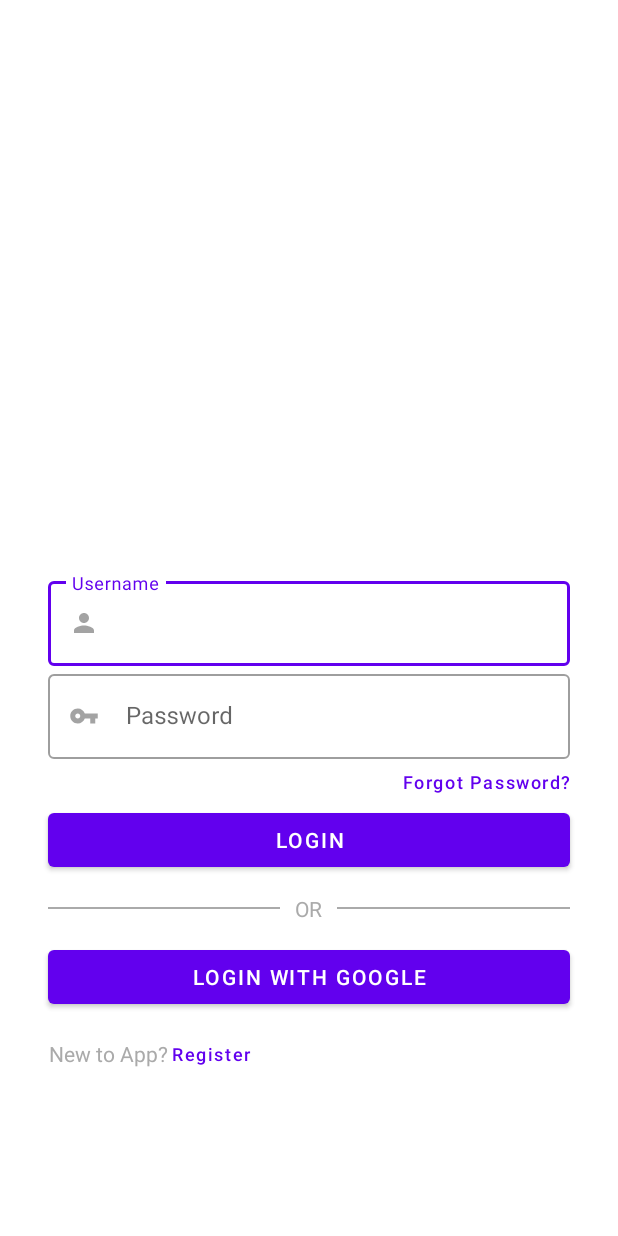
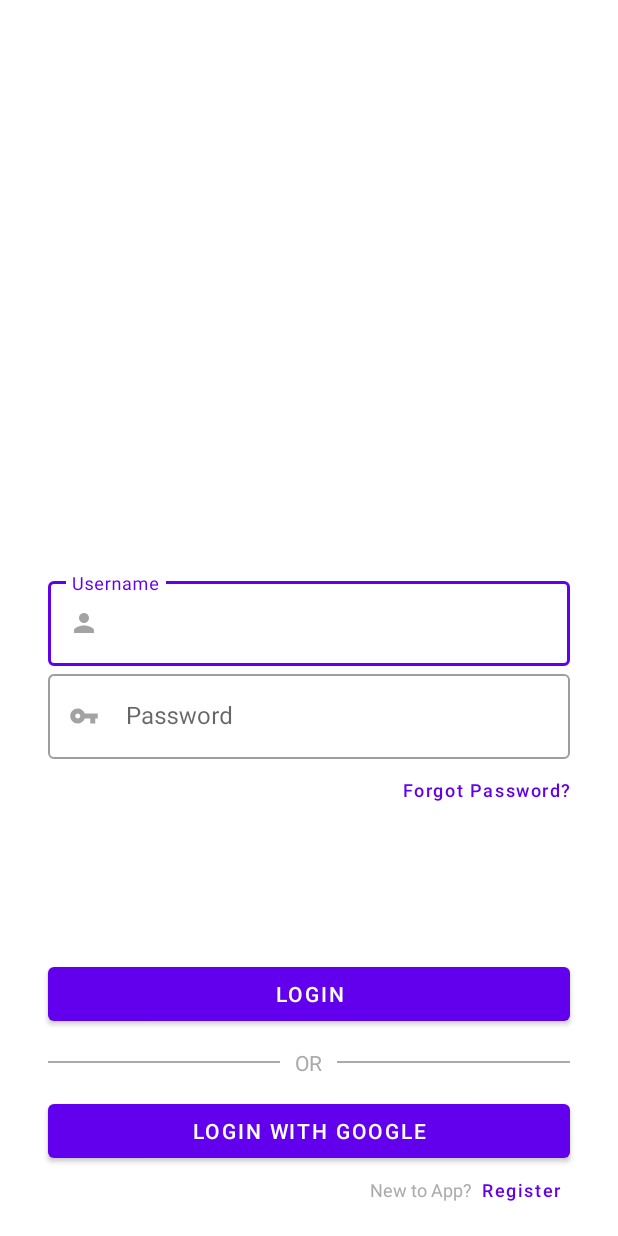
Before and after one commit to biagioPiraino/template-loginpage, an Android app: the screen it shows after launch (LoginPageActivity), on a phone screen of 412 x 824 dp. Run offline under Robolectric (Android 15) with nearby library versions, the phone set to English and light mode, and no system bars; plain views replace GoogleSignInButton.

Commit message:
login page xml updated, *Good starting point*

```diff
--- a/loginpage/app/src/main/res/layout/login_page_main.xml
+++ b/loginpage/app/src/main/res/layout/login_page_main.xml
@@ -1,12 +1,11 @@
 <?xml version="1.0" encoding="utf-8"?>
-<androidx.constraintlayout.widget.ConstraintLayout
-    xmlns:android="http://schemas.android.com/apk/res/android"
+<androidx.constraintlayout.widget.ConstraintLayout xmlns:android="http://schemas.android.com/apk/res/android"
     xmlns:app="http://schemas.android.com/apk/res-auto"
     xmlns:tools="http://schemas.android.com/tools"
-    tools:context=".LoginPageActivity"
     android:layout_width="match_parent"
     android:layout_height="match_parent"
-    android:padding="16dp">
+    android:padding="16dp"
+    tools:context=".LoginPageActivity">
 
     <RelativeLayout
         android:id="@+id/login_page_image"
@@ -19,30 +18,30 @@
         app:layout_constraintTop_toTopOf="parent" />
 
     <com.google.android.material.textfield.TextInputLayout
+        android:id="@+id/login_page_username_input_layout"
         style="@style/Widget.MaterialComponents.TextInputLayout.OutlinedBox"
-        android:id="@+id/login_page_username_input_layout"
         android:layout_width="match_parent"
         android:layout_height="wrap_content"
         android:layout_marginStart="@dimen/margin_standard"
         android:layout_marginTop="@dimen/margin_standard"
         android:layout_marginEnd="@dimen/margin_standard"
         android:hint="@string/login_page_username"
-        app:startIconDrawable="@drawable/ic_user"
         app:layout_constraintEnd_toEndOf="parent"
         app:layout_constraintStart_toStartOf="parent"
-        app:layout_constraintTop_toBottomOf="@id/login_page_image">
+        app:layout_constraintTop_toBottomOf="@id/login_page_image"
+        app:startIconDrawable="@drawable/ic_user">
 
         <com.google.android.material.textfield.TextInputEditText
             android:id="@+id/login_page_username_input_edit_text"
             android:layout_width="match_parent"
             android:layout_height="wrap_content"
             android:inputType="text"
-            android:maxLength="25"/>
+            android:maxLength="25" />
     </com.google.android.material.textfield.TextInputLayout>
 
     <com.google.android.material.textfield.TextInputLayout
+        android:id="@+id/login_page_password_input_layout"
         style="@style/Widget.MaterialComponents.TextInputLayout.OutlinedBox"
-        android:id="@+id/login_page_password_input_layout"
         android:layout_width="match_parent"
         android:layout_height="wrap_content"
         android:layout_marginStart="@dimen/margin_standard"
@@ -58,35 +57,35 @@
             android:layout_width="match_parent"
             android:layout_height="wrap_content"
             android:inputType="textPassword"
-            android:maxLength="25"/>
+            android:maxLength="25" />
     </com.google.android.material.textfield.TextInputLayout>
 
     <com.google.android.material.button.MaterialButton
         android:id="@+id/login_page_forgot_password"
         style="@style/Widget.MaterialComponents.Button.TextButton"
-        android:layout_width="match_parent"
+        android:layout_width="130dp"
         android:layout_height="30dp"
-        android:layout_marginStart="@dimen/margin_standard"
+        android:layout_marginTop="5dp"
         android:layout_marginEnd="@dimen/margin_standard"
-        android:text="Forgot Password?"
+        android:padding="0dip"
+        android:text="@string/forgot_password"
         android:textAlignment="textEnd"
-        android:padding="0dip"
         android:textAllCaps="false"
         android:textSize="12sp"
         app:layout_constraintEnd_toEndOf="parent"
-        app:layout_constraintStart_toStartOf="parent"
-        app:layout_constraintTop_toBottomOf="@+id/login_page_password_input_layout"/>
+        app:layout_constraintTop_toBottomOf="@+id/login_page_password_input_layout" />
 
     <com.google.android.material.button.MaterialButton
-        android:id="@+id/login_page_signin_button"
+        android:id="@+id/login_page_login_button"
         android:layout_width="match_parent"
         android:layout_height="wrap_content"
         android:layout_marginStart="@dimen/margin_standard"
         android:layout_marginEnd="@dimen/margin_standard"
-        android:text="Login"
+        android:layout_marginBottom="12dp"
+        android:text="@string/login"
+        app:layout_constraintBottom_toTopOf="@+id/login_page_divider"
         app:layout_constraintEnd_toEndOf="parent"
-        app:layout_constraintStart_toStartOf="parent"
-        app:layout_constraintTop_toBottomOf="@+id/login_page_forgot_password" />
+        app:layout_constraintStart_toStartOf="parent" />
 
     <RelativeLayout
         android:id="@+id/login_page_divider"
@@ -98,7 +97,7 @@
         android:layout_marginEnd="@dimen/margin_standard"
         app:layout_constraintEnd_toEndOf="parent"
         app:layout_constraintStart_toStartOf="parent"
-        app:layout_constraintTop_toBottomOf="@+id/login_page_signin_button">
+        app:layout_constraintTop_toBottomOf="@+id/login_page_login_button">
 
         <TextView
             android:id="@+id/login_page_divider_text"
@@ -108,8 +107,8 @@
             android:layout_marginLeft="@dimen/margin_tiny"
             android:layout_marginRight="@dimen/margin_tiny"
             android:background="@android:color/white"
-            android:text="OR"
-            android:textColor="@android:color/darker_gray"/>
+            android:text="@string/or"
+            android:textColor="@android:color/darker_gray" />
 
         <View
             android:layout_width="match_parent"
@@ -134,45 +133,35 @@
         android:layout_marginStart="@dimen/margin_standard"
         android:layout_marginTop="@dimen/margin_small"
         android:layout_marginEnd="@dimen/margin_standard"
-        android:text="Login with Google"
+        android:text="@string/login_with_google"
+        app:layout_constraintBottom_toTopOf="@+id/login_page_new_to"
         app:layout_constraintEnd_toEndOf="parent"
         app:layout_constraintStart_toStartOf="parent"
         app:layout_constraintTop_toBottomOf="@+id/login_page_divider" />
 
-    <RelativeLayout
-        android:id="@+id/login_page_register_layout"
-        android:layout_width="match_parent"
-        android:layout_height="wrap_content"
-        android:layout_centerVertical="true"
-        android:layout_marginStart="@dimen/margin_standard"
-        android:layout_marginTop="@dimen/margin_small"
-        android:layout_marginEnd="@dimen/margin_standard"
-        app:layout_constraintEnd_toEndOf="parent"
-        app:layout_constraintStart_toStartOf="parent"
-        app:layout_constraintTop_toBottomOf="@+id/login_page_google_sing_in">
-
     <TextView
         android:id="@+id/login_page_new_to"
         android:layout_width="wrap_content"
-            android:layout_height="wrap_content"
+        android:layout_height="30dp"
         android:background="@android:color/white"
-            android:layout_centerVertical="true"
-            android:text="New to App? "
-            android:textAlignment="textEnd"
-            android:textColor="@android:color/darker_gray"/>
+        android:text="@string/new_to_app"
+        android:textColor="@android:color/darker_gray"
+        android:textSize="12sp"
+        android:gravity="center_vertical"
+        app:layout_constraintEnd_toStartOf="@+id/login_page_register_button"
+        app:layout_constraintBottom_toBottomOf="parent"/>
 
     <com.google.android.material.button.MaterialButton
+        android:id="@+id/login_page_register_button"
         style="@style/Widget.MaterialComponents.Button.TextButton"
-            android:id="@+id/login_page_register_button"
-            android:layout_width="match_parent"
+        android:layout_width="65dp"
         android:layout_height="30dp"
-            android:text="Register"
-            android:textAlignment="textStart"
-            android:padding="0dip"
+        android:layout_toEndOf="@id/login_page_new_to"
+        android:text="@string/register"
         android:textAllCaps="false"
         android:textSize="12sp"
-            android:layout_toEndOf="@id/login_page_new_to"/>
-
-    </RelativeLayout>
+        android:padding="0dip"
+        app:layout_constraintEnd_toEndOf="@+id/login_page_google_sing_in"
+        app:layout_constraintBottom_toBottomOf="parent" />
 
 </androidx.constraintlayout.widget.ConstraintLayout>
--- a/loginpage/app/src/main/res/values/strings.xml
+++ b/loginpage/app/src/main/res/values/strings.xml
@@ -2,4 +2,10 @@
     <string name="app_name">loginpage</string>
     <string name="login_page_username">Username</string>
     <string name="login_page_password">Password</string>
+    <string name="forgot_password">Forgot Password?</string>
+    <string name="login">Login</string>
+    <string name="or">OR</string>
+    <string name="login_with_google">Login with Google</string>
+    <string name="new_to_app">New to App?</string>
+    <string name="register">Register</string>
 </resources>
```
Lines whose indentation alone changed are shown as unchanged.
